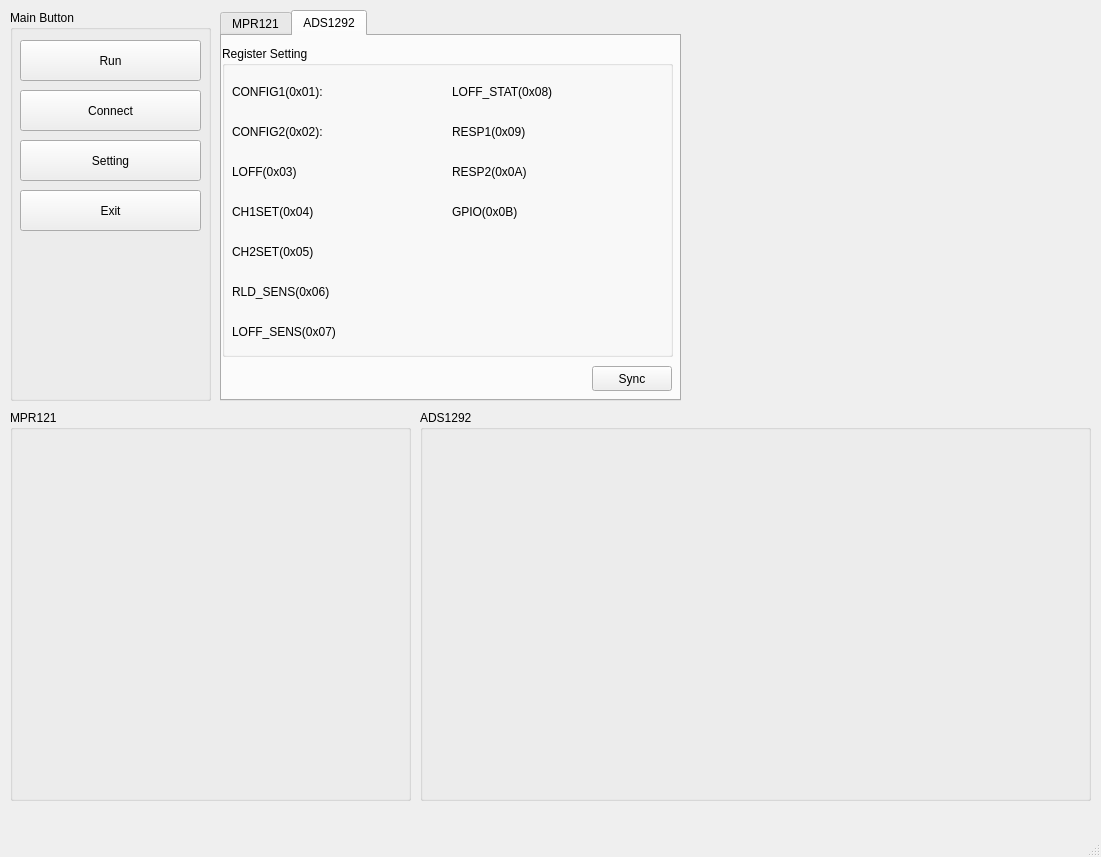
The window that khu_sensor_ui/mainwindow.ui (wjdwls0630/khu_sensor) describes before a commit, drawn with Qt 5.
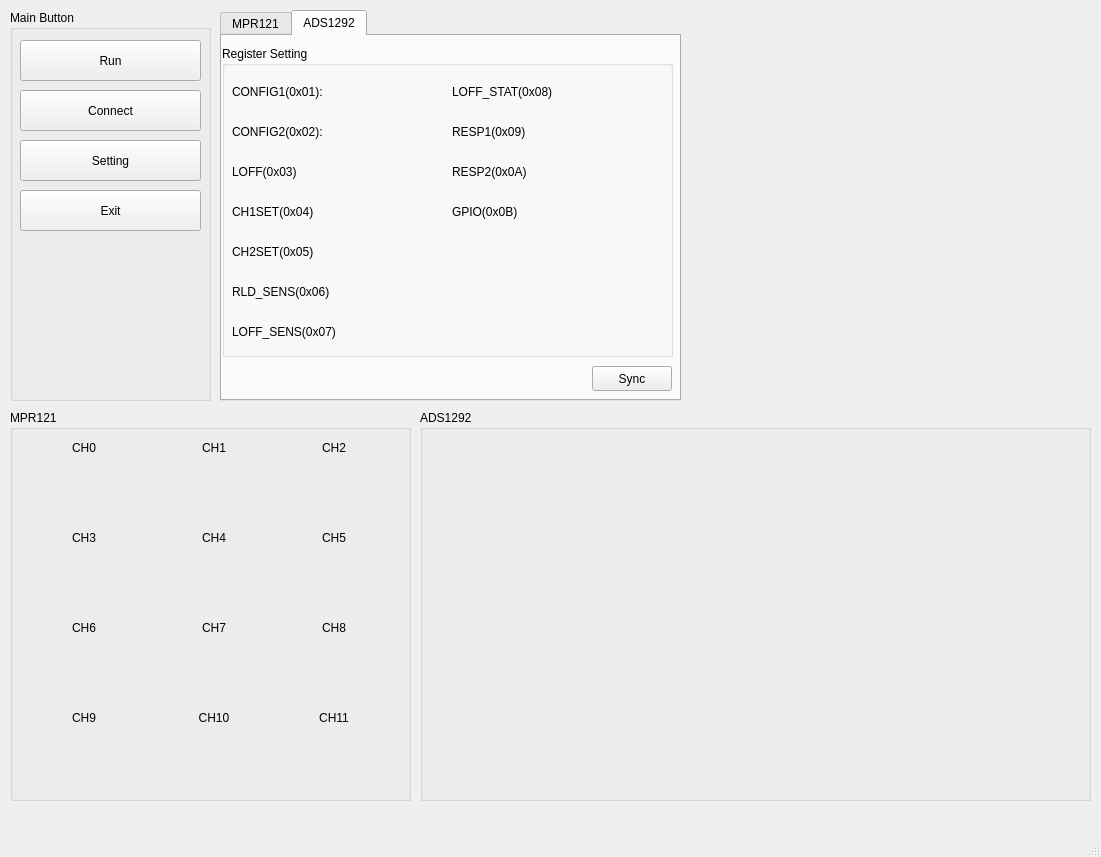
The same window after the commit.

Patch:
```diff
--- a/khu_sensor_ui/mainwindow.ui
+++ b/khu_sensor_ui/mainwindow.ui
@@ -95,12 +95,373 @@
      <property name="geometry">
       <rect>
        <x>10</x>
+       <y>50</y>
+       <width>121</width>
+       <height>51</height>
+      </rect>
+     </property>
+     <layout class="QGridLayout" name="mprCH0Layout">
+      <item row="0" column="0">
+       <widget class="QWidget" name="mprCH0widget" native="true"/>
+      </item>
+     </layout>
+    </widget>
+    <widget class="QLabel" name="mprCH0Label">
+     <property name="geometry">
+      <rect>
+       <x>40</x>
        <y>30</y>
-       <width>381</width>
-       <height>351</height>
+       <width>68</width>
+       <height>16</height>
       </rect>
      </property>
-     <layout class="QGridLayout" name="mprStatLayout"/>
+     <property name="text">
+      <string>CH0</string>
+     </property>
+     <property name="alignment">
+      <set>Qt::AlignCenter</set>
+     </property>
+    </widget>
+    <widget class="QWidget" name="gridLayoutWidget_3">
+     <property name="geometry">
+      <rect>
+       <x>140</x>
+       <y>50</y>
+       <width>121</width>
+       <height>51</height>
+      </rect>
+     </property>
+     <layout class="QGridLayout" name="mprCH1Layout">
+      <item row="0" column="0">
+       <widget class="QWidget" name="mprCH1widget" native="true"/>
+      </item>
+     </layout>
+    </widget>
+    <widget class="QWidget" name="gridLayoutWidget_4">
+     <property name="geometry">
+      <rect>
+       <x>270</x>
+       <y>50</y>
+       <width>121</width>
+       <height>51</height>
+      </rect>
+     </property>
+     <layout class="QGridLayout" name="mprCH2Layout">
+      <item row="0" column="0">
+       <widget class="QWidget" name="mprCH2widget" native="true"/>
+      </item>
+     </layout>
+    </widget>
+    <widget class="QLabel" name="mprCH1Label">
+     <property name="geometry">
+      <rect>
+       <x>170</x>
+       <y>30</y>
+       <width>68</width>
+       <height>16</height>
+      </rect>
+     </property>
+     <property name="text">
+      <string>CH1</string>
+     </property>
+     <property name="alignment">
+      <set>Qt::AlignCenter</set>
+     </property>
+    </widget>
+    <widget class="QLabel" name="mprCH2Label">
+     <property name="geometry">
+      <rect>
+       <x>290</x>
+       <y>30</y>
+       <width>68</width>
+       <height>16</height>
+      </rect>
+     </property>
+     <property name="text">
+      <string>CH2</string>
+     </property>
+     <property name="alignment">
+      <set>Qt::AlignCenter</set>
+     </property>
+    </widget>
+    <widget class="QLabel" name="mprCH4Label">
+     <property name="geometry">
+      <rect>
+       <x>170</x>
+       <y>120</y>
+       <width>68</width>
+       <height>16</height>
+      </rect>
+     </property>
+     <property name="text">
+      <string>CH4</string>
+     </property>
+     <property name="alignment">
+      <set>Qt::AlignCenter</set>
+     </property>
+    </widget>
+    <widget class="QLabel" name="mprCH5Label">
+     <property name="geometry">
+      <rect>
+       <x>290</x>
+       <y>120</y>
+       <width>68</width>
+       <height>16</height>
+      </rect>
+     </property>
+     <property name="text">
+      <string>CH5</string>
+     </property>
+     <property name="alignment">
+      <set>Qt::AlignCenter</set>
+     </property>
+    </widget>
+    <widget class="QWidget" name="gridLayoutWidget_5">
+     <property name="geometry">
+      <rect>
+       <x>270</x>
+       <y>140</y>
+       <width>121</width>
+       <height>51</height>
+      </rect>
+     </property>
+     <layout class="QGridLayout" name="mprCH5Layout">
+      <item row="0" column="0">
+       <widget class="QWidget" name="mprCH5widget" native="true"/>
+      </item>
+     </layout>
+    </widget>
+    <widget class="QWidget" name="gridLayoutWidget_6">
+     <property name="geometry">
+      <rect>
+       <x>10</x>
+       <y>140</y>
+       <width>121</width>
+       <height>51</height>
+      </rect>
+     </property>
+     <layout class="QGridLayout" name="mprCH3Layout">
+      <item row="0" column="0">
+       <widget class="QWidget" name="mprCH3widget" native="true"/>
+      </item>
+     </layout>
+    </widget>
+    <widget class="QWidget" name="gridLayoutWidget_7">
+     <property name="geometry">
+      <rect>
+       <x>140</x>
+       <y>140</y>
+       <width>121</width>
+       <height>51</height>
+      </rect>
+     </property>
+     <layout class="QGridLayout" name="mprCH4Layout">
+      <item row="0" column="0">
+       <widget class="QWidget" name="mprCH4widget" native="true"/>
+      </item>
+     </layout>
+    </widget>
+    <widget class="QLabel" name="mprCH3Label">
+     <property name="geometry">
+      <rect>
+       <x>40</x>
+       <y>120</y>
+       <width>68</width>
+       <height>16</height>
+      </rect>
+     </property>
+     <property name="text">
+      <string>CH3</string>
+     </property>
+     <property name="alignment">
+      <set>Qt::AlignCenter</set>
+     </property>
+    </widget>
+    <widget class="QLabel" name="mprCH7Label">
+     <property name="geometry">
+      <rect>
+       <x>170</x>
+       <y>210</y>
+       <width>68</width>
+       <height>16</height>
+      </rect>
+     </property>
+     <property name="text">
+      <string>CH7</string>
+     </property>
+     <property name="alignment">
+      <set>Qt::AlignCenter</set>
+     </property>
+    </widget>
+    <widget class="QLabel" name="mprCH8Label">
+     <property name="geometry">
+      <rect>
+       <x>290</x>
+       <y>210</y>
+       <width>68</width>
+       <height>16</height>
+      </rect>
+     </property>
+     <property name="text">
+      <string>CH8</string>
+     </property>
+     <property name="alignment">
+      <set>Qt::AlignCenter</set>
+     </property>
+    </widget>
+    <widget class="QWidget" name="gridLayoutWidget_8">
+     <property name="geometry">
+      <rect>
+       <x>270</x>
+       <y>230</y>
+       <width>121</width>
+       <height>51</height>
+      </rect>
+     </property>
+     <layout class="QGridLayout" name="mprCH8Layout">
+      <item row="0" column="0">
+       <widget class="QWidget" name="mprCH8widget" native="true"/>
+      </item>
+     </layout>
+    </widget>
+    <widget class="QWidget" name="gridLayoutWidget_9">
+     <property name="geometry">
+      <rect>
+       <x>10</x>
+       <y>230</y>
+       <width>121</width>
+       <height>51</height>
+      </rect>
+     </property>
+     <layout class="QGridLayout" name="mprCH6Layout">
+      <item row="0" column="0">
+       <widget class="QWidget" name="mprCH6widget" native="true"/>
+      </item>
+     </layout>
+    </widget>
+    <widget class="QWidget" name="gridLayoutWidget_10">
+     <property name="geometry">
+      <rect>
+       <x>140</x>
+       <y>230</y>
+       <width>121</width>
+       <height>51</height>
+      </rect>
+     </property>
+     <layout class="QGridLayout" name="mprCH7Layout">
+      <item row="0" column="0">
+       <widget class="QWidget" name="mprCH7widget" native="true"/>
+      </item>
+     </layout>
+    </widget>
+    <widget class="QLabel" name="mprCH6Label">
+     <property name="geometry">
+      <rect>
+       <x>40</x>
+       <y>210</y>
+       <width>68</width>
+       <height>16</height>
+      </rect>
+     </property>
+     <property name="text">
+      <string>CH6</string>
+     </property>
+     <property name="alignment">
+      <set>Qt::AlignCenter</set>
+     </property>
+    </widget>
+    <widget class="QLabel" name="mprCH10Label">
+     <property name="geometry">
+      <rect>
+       <x>170</x>
+       <y>300</y>
+       <width>68</width>
+       <height>16</height>
+      </rect>
+     </property>
+     <property name="text">
+      <string>CH10</string>
+     </property>
+     <property name="alignment">
+      <set>Qt::AlignCenter</set>
+     </property>
+    </widget>
+    <widget class="QLabel" name="mprCH11Label">
+     <property name="geometry">
+      <rect>
+       <x>290</x>
+       <y>300</y>
+       <width>68</width>
+       <height>16</height>
+      </rect>
+     </property>
+     <property name="text">
+      <string>CH11</string>
+     </property>
+     <property name="alignment">
+      <set>Qt::AlignCenter</set>
+     </property>
+    </widget>
+    <widget class="QWidget" name="gridLayoutWidget_11">
+     <property name="geometry">
+      <rect>
+       <x>270</x>
+       <y>320</y>
+       <width>121</width>
+       <height>51</height>
+      </rect>
+     </property>
+     <layout class="QGridLayout" name="mprCH11Layout">
+      <item row="0" column="0">
+       <widget class="QWidget" name="mprCH11widget" native="true"/>
+      </item>
+     </layout>
+    </widget>
+    <widget class="QWidget" name="gridLayoutWidget_12">
+     <property name="geometry">
+      <rect>
+       <x>10</x>
+       <y>320</y>
+       <width>121</width>
+       <height>51</height>
+      </rect>
+     </property>
+     <layout class="QGridLayout" name="mprCH9Layout">
+      <item row="0" column="0">
+       <widget class="QWidget" name="mprCH9widget" native="true"/>
+      </item>
+     </layout>
+    </widget>
+    <widget class="QWidget" name="gridLayoutWidget_13">
+     <property name="geometry">
+      <rect>
+       <x>140</x>
+       <y>320</y>
+       <width>121</width>
+       <height>51</height>
+      </rect>
+     </property>
+     <layout class="QGridLayout" name="mprCH10Layout">
+      <item row="0" column="0">
+       <widget class="QWidget" name="mprCH10widget" native="true"/>
+      </item>
+     </layout>
+    </widget>
+    <widget class="QLabel" name="mprCH9Label">
+     <property name="geometry">
+      <rect>
+       <x>40</x>
+       <y>300</y>
+       <width>68</width>
+       <height>16</height>
+      </rect>
+     </property>
+     <property name="text">
+      <string>CH9</string>
+     </property>
+     <property name="alignment">
+      <set>Qt::AlignCenter</set>
+     </property>
     </widget>
    </widget>
    <widget class="QTabWidget" name="tabWidget">
```
